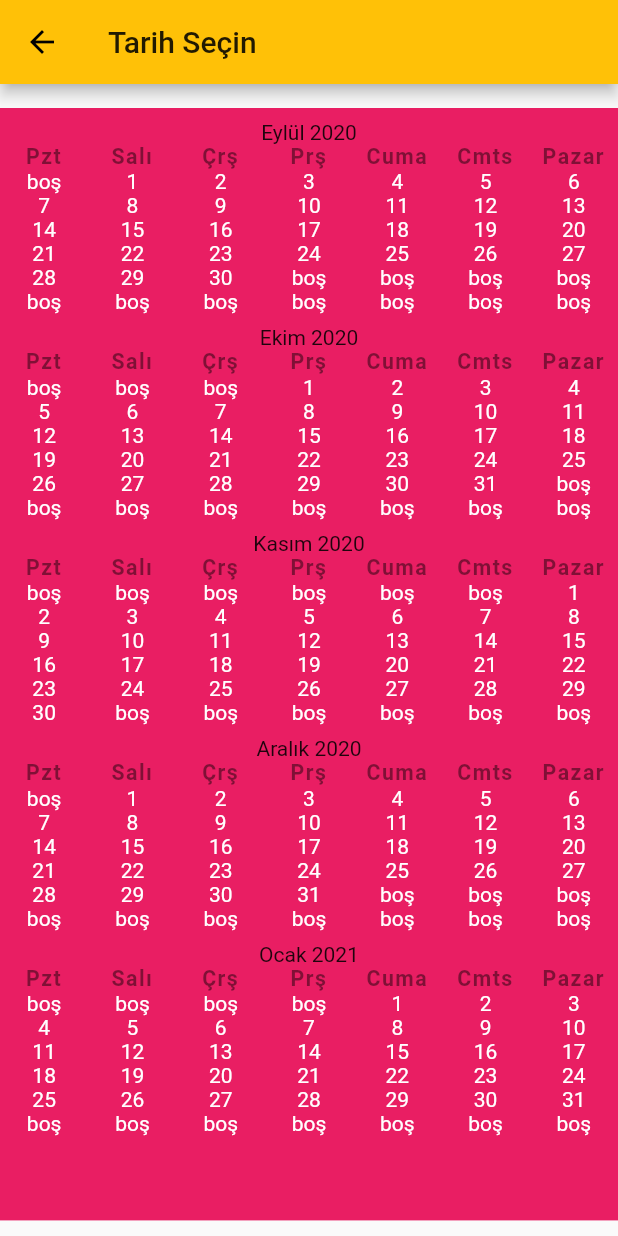
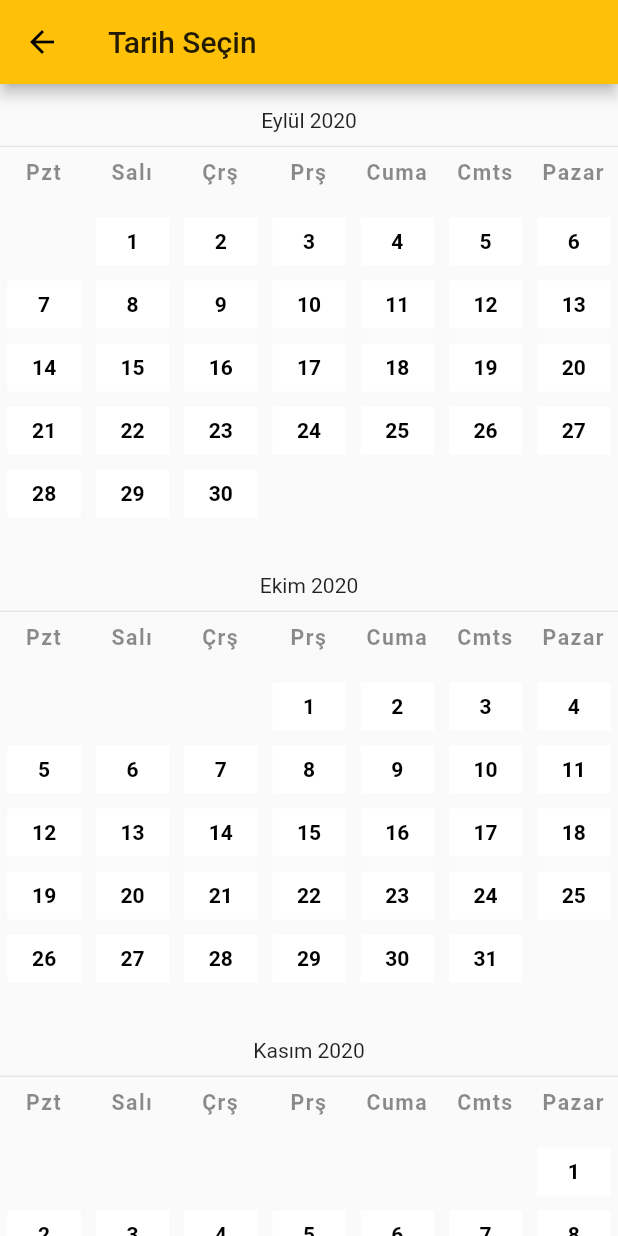
Before and after one commit to SalihCanBinboga/Flutter-Custom-DatePicker, a Flutter app: the CalendarScreen screen opened directly, on a phone screen of 412 x 824 dp. Run offline on Flutter 3.47's test engine with Material 2 defaults, Android fonts, the phone set to English and light mode, and no system bars; Roboto replaces fonts that are missing (playfair-regular).

Commit message:
Studies to develop design

```diff
--- a/lib/ui/screens/CalendarScreen.dart
+++ b/lib/ui/screens/CalendarScreen.dart
@@ -14,22 +14,17 @@ class _CalendarScreenState extends State<CalendarScreen> {
       appBar: AppBar(
         title: Text("Tarih Seçin"),
       ),
-      body: Container(
-          margin: EdgeInsets.only(top: 16),
-          color: Colors.pink,
-          height: MediaQuery.of(context).size.height * .9,
-          width: MediaQuery.of(context).size.width,
-          child: ListView.builder(
+      body: ListView.builder(
         itemBuilder: (BuildContext context, int index) {
           return Container(
-                margin: EdgeInsets.only(top: 8),
+            margin: EdgeInsets.only(top: 16),
             child: CalendarWidget(
               startDate: getDateByPosition(index),
             ),
           );
         },
         itemCount: getTotalMonth,
-          )),
+      ),
     );
   }
 
--- a/lib/ui/screens/CalendarWidget.dart
+++ b/lib/ui/screens/CalendarWidget.dart
@@ -1,7 +1,6 @@
 import 'package:flutter/material.dart';
 
 import 'WeekDaysFirstRow.dart';
-
 
 class CalendarWidget extends StatefulWidget {
   final DateTime startDate;
@@ -23,29 +22,34 @@ class _CalendarWidgetState extends State<CalendarWidget> {
     super.initState();
   }
 
-
   @override
   Widget build(BuildContext context) {
-
     List<Widget> rows = [];
     rows.add(dateInfoWidget);
+    rows.add(SizedBox(height: 8));
+    rows.add(Divider(
+      height: 3,
+    ));
+    rows.add(SizedBox(height: 8));
     rows.add(WeekDaysFirstRow());
+    rows.add(SizedBox(height: 16));
 
     var rowStartElement = widget.startDate.subtract(Duration(days: widget.startDate.day - 1)); // ayın 1. gününü alır
 
-    for (int columnPosition = 1; columnPosition < 7; columnPosition++) { // add 6 row in column
+    for (int columnPosition = 1; columnPosition < 7; columnPosition++) {
+      // add 6 row in column
 
       rows.add(Row(children: prepareOneWeek(rowStartElement, columnPosition)));
       rowStartElement = rowStartElement.add(Duration(days: rowStartDay));
-
     }
 
     return Column(children: rows);
   }
 
+  Widget get dateInfoWidget => Center(
+        child: Text("${monthsTR[widget.startDate.month - 1]} ${widget.startDate.year.toString()}"),
+      );
 
-
-  Widget get dateInfoWidget => Center(child: Text("${monthsTR[widget.startDate.month - 1]} ${widget.startDate.year.toString()}"));
   List<Widget> prepareOneWeek(DateTime rowStartDate, int columnPosition) {
     List<Widget> rowItems = [];
     rowStartDay = 0;
@@ -55,49 +59,60 @@ class _CalendarWidgetState extends State<CalendarWidget> {
     DateTime nextMonth = DateTime(widget.startDate.year, widget.startDate.month + 1, 0).add(Duration(days: 1));
 
     if (columnPosition == 1) {
-      for (int rowPosition = 1; rowPosition < 8; rowPosition++) { // Create row element (7)
+      for (int rowPosition = 1; rowPosition < 8; rowPosition++) {
+        // Create row element (7)
 
-        if (rowPosition == monthStartDay) { // query for month first day
+        if (rowPosition == monthStartDay) {
+          // query for month first day
 
           rowItems.add(_fullDay(rowStartDayOnMonth.day));
           rowStartDayOnMonth = rowStartDayOnMonth.add(Duration(days: 1));
           rowStartDay++;
-
         } else if (rowPosition > monthStartDay) {
-
-          if (nextMonth.isAfter(rowStartDayOnMonth)) { // is next Month ?
+          if (nextMonth.isAfter(rowStartDayOnMonth)) {
+            // is next Month ?
 
             rowItems.add(_fullDay(rowStartDayOnMonth.day));
             rowStartDayOnMonth = rowStartDayOnMonth.add(Duration(days: 1));
             rowStartDay++;
-
           } else {
             rowItems.add(_emptyDay);
           }
-
         } else {
           rowItems.add(_emptyDay);
         }
-
       }
     } else {
-      for (int rowPosition = 1; rowPosition < 8; rowPosition++) { // Create row element (7)
-        if (nextMonth.isAfter(rowStartDayOnMonth)) { // is next Month ?
+      for (int rowPosition = 1; rowPosition < 8; rowPosition++) {
+        // Create row element (7)
+        if (nextMonth.isAfter(rowStartDayOnMonth)) {
+          // is next Month ?
 
           rowItems.add(_fullDay(rowStartDayOnMonth.day));
           rowStartDayOnMonth = rowStartDayOnMonth.add(Duration(days: 1));
           rowStartDay++;
-
         } else {
-
           rowItems.add(_emptyDay);
-
         }
       }
     }
     return rowItems;
   }
-  Widget _fullDay(int day) => Expanded(child: Text(day.toString(), textAlign: TextAlign.center, style: TextStyle(color: Colors.white)));
-  Widget get _emptyDay => Expanded(child: Text("boş", textAlign: TextAlign.center, style: TextStyle(color: Colors.white)));
 
+  Widget _fullDay(int day) => Expanded(
+        child: Container(
+          color: Colors.white,
+          margin: EdgeInsets.all(5),
+          height: 32,
+          width: 32,
+          alignment: Alignment.center,
+          child: Text(
+            day.toString(),
+            textAlign: TextAlign.center,
+            style: TextStyle(color: Colors.black, fontWeight: FontWeight.bold),
+          ),
+        ),
+      );
+
+  Widget get _emptyDay => Expanded(child: Text("", textAlign: TextAlign.center, style: TextStyle(color: Colors.white)));
 }
```
Lines whose indentation alone changed are shown as unchanged.
